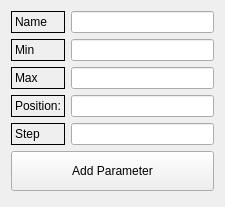
First picture: the form in ui_forms/addparam.ui, repository parisolab/mathmod, before the edit.
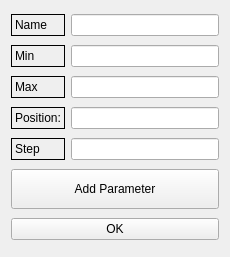
Second picture: the form after the edit.

Commit message: #207 Add touch gestures support

```diff
--- a/ui_forms/addparam.ui
+++ b/ui_forms/addparam.ui
@@ -6,8 +6,8 @@
    <rect>
     <x>0</x>
     <y>0</y>
-    <width>225</width>
-    <height>207</height>
+    <width>230</width>
+    <height>257</height>
    </rect>
   </property>
   <property name="windowTitle">
@@ -98,6 +98,13 @@
      </property>
     </widget>
    </item>
+   <item row="6" column="0" colspan="2">
+    <widget class="QPushButton" name="pushButton">
+     <property name="text">
+      <string>OK</string>
+     </property>
+    </widget>
+   </item>
   </layout>
  </widget>
  <resources/>
```
The commit also changes 2 other files.
